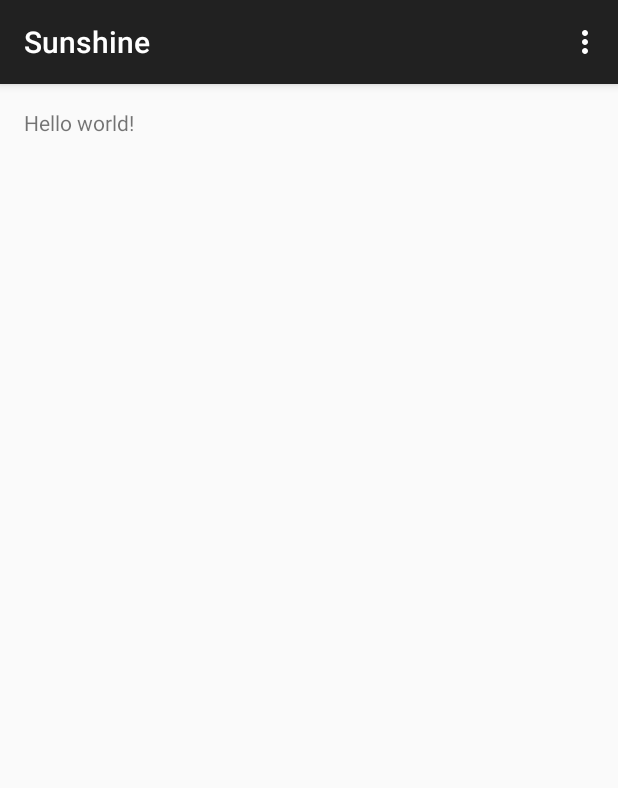
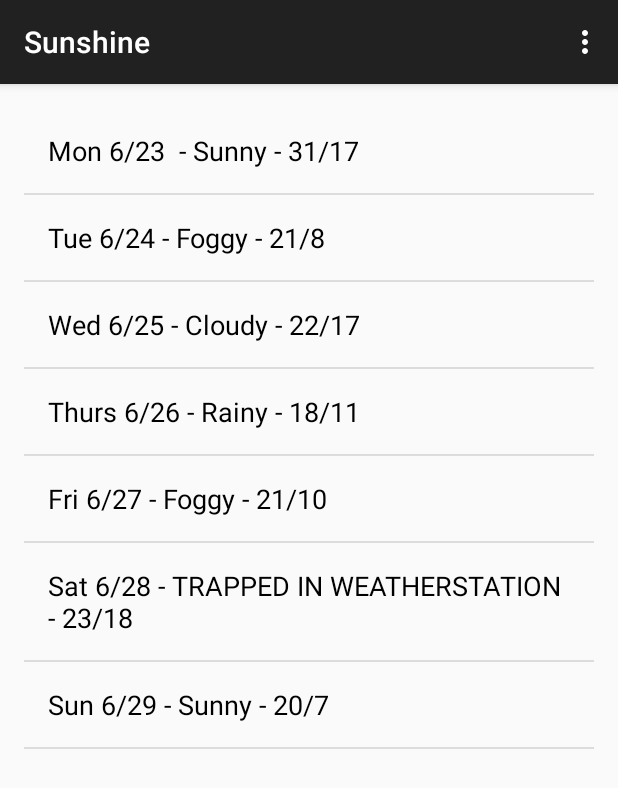
Before and after one commit to Dnapolitano5285/Sunshine1, an Android app: the screen it shows after launch (MainActivity), on a phone screen of 412 x 824 dp. Shown: the top 788 px of the screen. Run offline under Robolectric (Android 15) with nearby library versions, the phone set to English and light mode, and no system bars.

Commit message:
Added fragment and async

```diff
--- /dev/null
+++ b/app/src/main/java/com/example/android/sunshine/app/ForecastFragment.java
@@ -0,0 +1,126 @@
+package com.example.android.sunshine.app;
+
+import android.os.AsyncTask;
+import android.os.Bundle;
+import android.support.v4.app.Fragment;
+import android.util.Log;
+import android.view.LayoutInflater;
+import android.view.View;
+import android.view.ViewGroup;
+import android.widget.ArrayAdapter;
+import android.widget.ListView;
+
+import java.io.BufferedReader;
+import java.io.IOException;
+import java.io.InputStream;
+import java.io.InputStreamReader;
+import java.net.HttpURLConnection;
+import java.net.URL;
+import java.util.ArrayList;
+import java.util.Arrays;
+
+/**
+ * Created by Valhalla on 10/5/16.
+ */
+
+public class ForecastFragment extends Fragment {
+
+    public ForecastFragment() {
+    }
+
+    @Override
+    public View onCreateView(LayoutInflater inflater, ViewGroup container,
+                             Bundle savedInstanceState) {
+
+        View rootView = inflater.inflate(R.layout.fragment_main, container, false);
+
+        String[] data = {
+                "Mon 6/23 - Sunny - 31/17",
+                "Tue 6/24 - Foggy - 21/8",
+                "Wed 6/25 - Cloudy - 22/17",
+                "Thurs 6/26 - Rainy - 18/11",
+                "Fri 6/27 - Foggy - 21/10",
+                "Sat 6/28 - TRAPPED IN WEATHERSTATION - 23/18",
+                "Sun 6/29 - Sunny - 20/7"
+        };
+
+
+        ArrayList<String> weeklForecast = new ArrayList<String>(Arrays.asList(data));
+        ArrayAdapter<String> mAdapter = new ArrayAdapter<String>(getActivity(),
+                R.layout.list_item_forecast,R.id.list_item_forecast_textview,weeklForecast);
+
+
+        ListView listView = (ListView)rootView.findViewById(R.id.listview_forecast);
+        listView.setAdapter(mAdapter);
+
+
+
+        return rootView;
+    }
+
+    private class FetchWeatherTask extends AsyncTask<Void, Void, String>{
+
+        @Override
+        protected String doInBackground(Void... voids) {
+            // These two need to be declared outside the try/catch
+            // so that they can be closed in the finally block.
+            HttpURLConnection urlConnection = null;
+            BufferedReader reader = null;
+
+            // Will contain the raw JSON response as a string.
+            String forecastJsonStr = null;
+
+            try {
+                // Construct the URL for the OpenWeatherMap query
+                // Possible parameters are avaiable at OWM's forecast API page, at
+                // http://openweathermap.org/API#forecast
+                URL url = new URL("http://api.openweathermap.org/data/2.5/forecast/daily?q=94043&mode=json&units=metric&cnt=7");
+
+                // Create the request to OpenWeatherMap, and open the connection
+                urlConnection = (HttpURLConnection) url.openConnection();
+                urlConnection.setRequestMethod("GET");
+                urlConnection.connect();
+
+                // Read the input stream into a String
+                InputStream inputStream = urlConnection.getInputStream();
+                StringBuffer buffer = new StringBuffer();
+                if (inputStream == null) {
+                    // Nothing to do.
+                    return null;
+                }
+                reader = new BufferedReader(new InputStreamReader(inputStream));
+
+                String line;
+                while ((line = reader.readLine()) != null) {
+                    // Since it's JSON, adding a newline isn't necessary (it won't affect parsing)
+                    // But it does make debugging a *lot* easier if you print out the completed
+                    // buffer for debugging.
+                    buffer.append(line + "\n");
+                }
+
+                if (buffer.length() == 0) {
+                    // Stream was empty.  No point in parsing.
+                    return null;
+                }
+                forecastJsonStr = buffer.toString();
+            } catch (IOException e) {
+                Log.e("PlaceholderFragment", "Error ", e);
+                // If the code didn't successfully get the weather data, there's no point in attemping
+                // to parse it.
+                return null;
+            } finally {
+                if (urlConnection != null) {
+                    urlConnection.disconnect();
+                }
+                if (reader != null) {
+                    try {
+                        reader.close();
+                    } catch (final IOException e) {
+                        Log.e("PlaceholderFragment", "Error closing stream", e);
+                    }
+                }
+            }
+            return forecastJsonStr;
+        }
+    }
+}
--- a/app/src/main/java/com/example/android/sunshine/app/MainActivity.java
+++ b/app/src/main/java/com/example/android/sunshine/app/MainActivity.java
@@ -1,13 +1,9 @@
 package com.example.android.sunshine.app;
 
+import android.os.Bundle;
 import android.support.v7.app.ActionBarActivity;
-import android.support.v4.app.Fragment;
-import android.os.Bundle;
-import android.view.LayoutInflater;
 import android.view.Menu;
 import android.view.MenuItem;
-import android.view.View;
-import android.view.ViewGroup;
 
 
 public class MainActivity extends ActionBarActivity {
@@ -18,7 +14,7 @@ public class MainActivity extends ActionBarActivity {
         setContentView(R.layout.activity_main);
         if (savedInstanceState == null) {
             getSupportFragmentManager().beginTransaction()
-                    .add(R.id.container, new PlaceholderFragment())
+                    .add(R.id.container, new ForecastFragment())
                     .commit();
         }
     }
@@ -45,19 +41,4 @@ public class MainActivity extends ActionBarActivity {
         return super.onOptionsItemSelected(item);
     }
 
-    /**
-     * A placeholder fragment containing a simple view.
-     */
-    public static class PlaceholderFragment extends Fragment {
-
-        public PlaceholderFragment() {
-        }
-
-        @Override
-        public View onCreateView(LayoutInflater inflater, ViewGroup container,
-                                 Bundle savedInstanceState) {
-            View rootView = inflater.inflate(R.layout.fragment_main, container, false);
-            return rootView;
-        }
-    }
 }
--- a/app/src/main/res/layout/fragment_main.xml
+++ b/app/src/main/res/layout/fragment_main.xml
@@ -1,12 +1,17 @@
-<RelativeLayout xmlns:android="http://schemas.android.com/apk/res/android"
-    xmlns:tools="http://schemas.android.com/tools" android:layout_width="match_parent"
-    android:layout_height="match_parent" android:paddingLeft="@dimen/activity_horizontal_margin"
+<FrameLayout
+    xmlns:android="http://schemas.android.com/apk/res/android"
+    xmlns:tools="http://schemas.android.com/tools"
+    android:layout_width="match_parent"
+    android:layout_height="match_parent"
+    android:paddingLeft="@dimen/activity_horizontal_margin"
     android:paddingRight="@dimen/activity_horizontal_margin"
     android:paddingTop="@dimen/activity_vertical_margin"
     android:paddingBottom="@dimen/activity_vertical_margin"
     tools:context=".MainActivity$PlaceholderFragment">
 
-    <TextView android:text="@string/hello_world" android:layout_width="wrap_content"
-        android:layout_height="wrap_content" />
+    <ListView
+        android:id="@+id/listview_forecast"
+        android:layout_width="match_parent"
+        android:layout_height="match_parent" />
 
-</RelativeLayout>
+</FrameLayout>
--- /dev/null
+++ b/app/src/main/res/layout/list_item_forecast.xml
@@ -0,0 +1,9 @@
+<?xml version="1.0" encoding="utf-8"?>
+<TextView xmlns:android="http://schemas.android.com/apk/res/android"
+    android:id="@+id/list_item_forecast_textview"
+    android:layout_width="match_parent"
+    android:layout_height="wrap_content"
+    android:padding="16dp"
+    android:text="Today - Sunny - 88/63"
+    android:textColor="#000"
+    android:textSize="18sp" />
```
Also changed, not shown: app/src/main/res/layout/activity_main.xml (+8 -4 lines).
